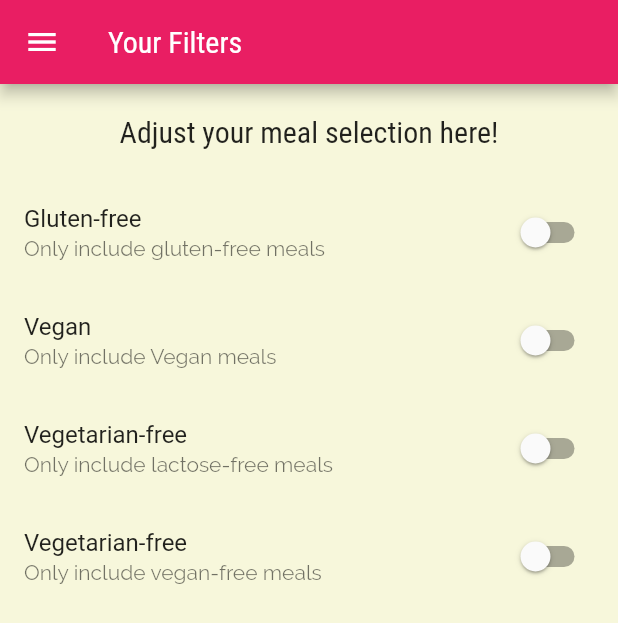
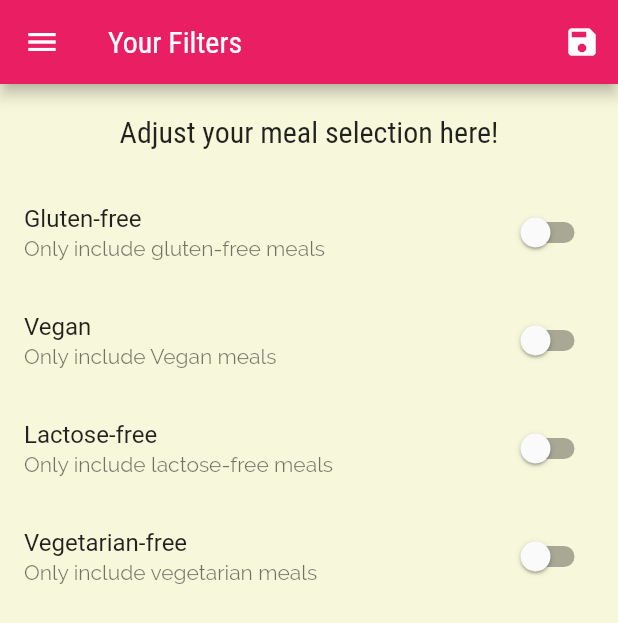
Before and after one commit to emperor006/Deli-Meal, a Flutter app: the FilterScreen screen opened by its route, on a phone screen of 412 x 824 dp. Shown: the top 623 px of the screen. Run offline on Flutter 3.47's test engine with Material 2 defaults, Android fonts, the phone set to English and light mode, and no system bars.

Commit message:
finishing and minor bug fixes

```diff
--- a/lib/screens/filters_screen.dart
+++ b/lib/screens/filters_screen.dart
@@ -5,6 +5,10 @@ class FilterScreen extends StatefulWidget {
   // const FilterScreen({ Key? key }) : super(key: key);
 
   static const routeName = 'FilterScreen';
+  Function _updateFilters;
+  Map<String, bool> filterList;
+
+  FilterScreen(this._updateFilters, this.filterList);
 
   @override
   State<FilterScreen> createState() => _FilterScreenState();
@@ -16,14 +20,21 @@ class _FilterScreenState extends State<FilterScreen> {
   bool _isVegan = false;
   bool _lactoseFree = false;
 
-  Widget buildSwitchtile(bool filter, String title, String subTitle) {
+  @override
+  initState() {
+    _isGlutenFree = widget.filterList['glutenFree'] as bool;
+      _isVegetarianFree = widget.filterList['vegetarianFree'] as bool;
+    _isVegan = widget.filterList['veganFree'] as bool;
+    _lactoseFree = widget.filterList['lactoseFree'] as bool;
+
+    super.initState();
+  }
+
+  Widget buildSwitchtile(
+      bool filterValue, String title, String subTitle, var function) {
     return SwitchListTile(
-      value: filter,
-      onChanged: (val) {
-        setState(() {
-          filter = val;
-        });
-      },
+      value: filterValue,
+      onChanged: function,
       title: Text(title),
       subtitle: Text(subTitle),
     );
@@ -34,6 +45,18 @@ class _FilterScreenState extends State<FilterScreen> {
     return Scaffold(
       appBar: AppBar(
         title: const Text('Your Filters'),
+        actions: [
+          IconButton(
+              onPressed: () {
+                widget._updateFilters({
+                  'glutenFree': _isGlutenFree,
+                  'lactoseFree': _lactoseFree,
+                  'veganFree': _isVegan,
+                  'vegetarianFree': _isVegetarianFree
+                });
+              },
+              icon: const Icon(Icons.save))
+        ],
       ),
       drawer: MainDrawer(),
       body: Column(
@@ -49,12 +72,29 @@ class _FilterScreenState extends State<FilterScreen> {
               child: ListView(
             children: [
               buildSwitchtile(_isGlutenFree, 'Gluten-free',
-                  'Only include gluten-free meals'),
-              buildSwitchtile(_isVegan, 'Vegan', 'Only include Vegan meals'),
-              buildSwitchtile(_lactoseFree, 'Vegetarian-free',
-                  'Only include lactose-free meals'),
+                  'Only include gluten-free meals', (val) {
+                setState(() {
+                  _isGlutenFree = val;
+                });
+              }),
+              buildSwitchtile(_isVegan, 'Vegan', 'Only include Vegan meals',
+                  (val) {
+                setState(() {
+                  _isVegan = val;
+                });
+              }),
+              buildSwitchtile(_lactoseFree, 'Lactose-free',
+                  'Only include lactose-free meals', (val) {
+                setState(() {
+                  _lactoseFree = val;
+                });
+              }),
               buildSwitchtile(_isVegetarianFree, 'Vegetarian-free',
-                  'Only include vegan-free meals'),
+                  'Only include vegetarian meals', (val) {
+                setState(() {
+                  _isVegetarianFree = val;
+                });
+              }),
             ],
           )),
         ],
--- a/lib/widgets/meal_item.dart
+++ b/lib/widgets/meal_item.dart
@@ -9,14 +9,14 @@ class MealItem extends StatelessWidget {
   final int duration;
   final Complexity complexity;
   final Affordability affordability;
-  Function function;
+ // Function function;
 
   MealItem(
       {required this.affordability,
       required this.complexity,
       required this.id,
       required this.duration,
-      required this.function,
+     // required this.function,
       required this.imageUrl,
       required this.title});
 //
@@ -24,7 +24,7 @@ class MealItem extends StatelessWidget {
     Navigator.of(context)
         .pushNamed(MealDetailScreen.MealDetailsRoute, arguments: id)
         .then((value) {
-      if (value != null) function(value);
+     // if (value != null) function(value);
     });
   }
 
```
Also changed, not shown: lib/main.dart (+80 -12 lines), lib/screens/category_meal_screen.dart (+9 -10 lines), lib/screens/favorite_meal_screen.dart (+28 -3 lines), lib/screens/mealdetail_screen.dart (+6 -5 lines), lib/screens/tab_screen.dart (+13 -3 lines).
